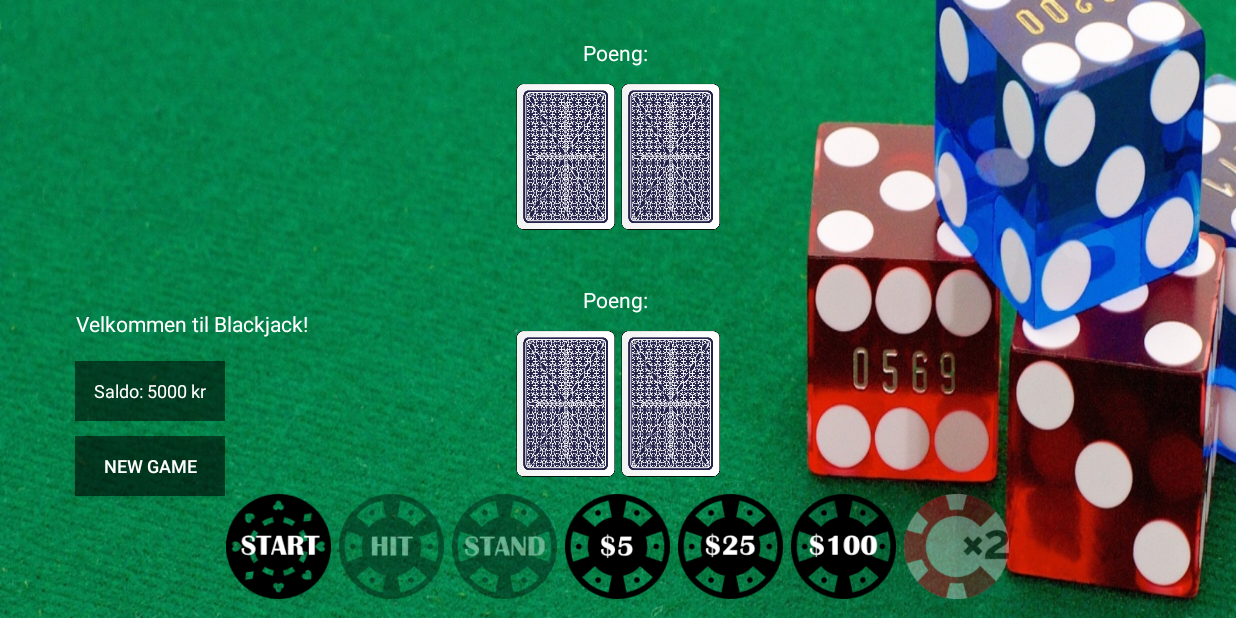
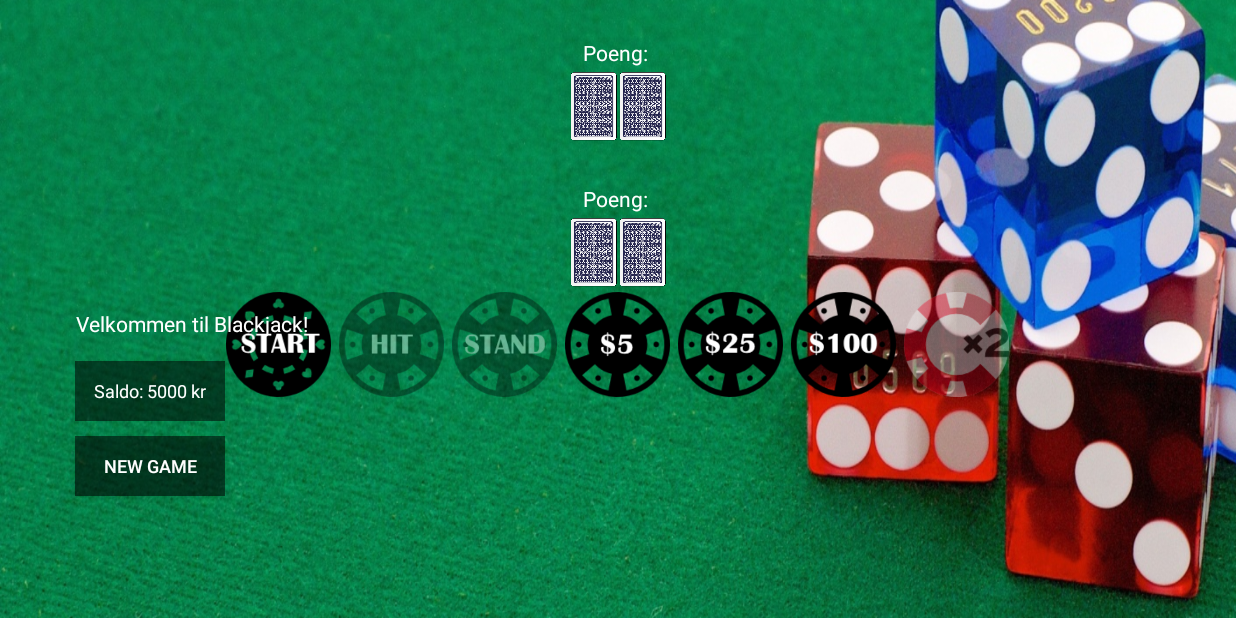
Before and after one commit to dnelvik/CasinoApp, an Android app: the Blackjack screen opened directly, with no data from a screen before it, on a phone screen of 824 x 412 dp (held sideways). Run offline under Robolectric (Android 15) with nearby library versions, the phone set to English and light mode, and no system bars; Roboto replaces fonts that are not available here.

Commit message:
Update dimens.xml
a

```diff
--- a/app/src/main/res/values-hdpi/dimens.xml
+++ b/app/src/main/res/values-hdpi/dimens.xml
@@ -1,7 +1,7 @@
 <?xml version="1.0" encoding="utf-8"?>
 <resources>
     <dimen name="buttonSize">70dp</dimen>
-    <dimen name="cardWidth">70dp</dimen>
-    <dimen name="cardHeight">120dp</dimen>
+    <dimen name="cardWidth">33.33dp</dimen>
+    <dimen name="cardHeight">53.33dp</dimen>
     <dimen name="buttonText">12sp</dimen>
 </resources>
```
